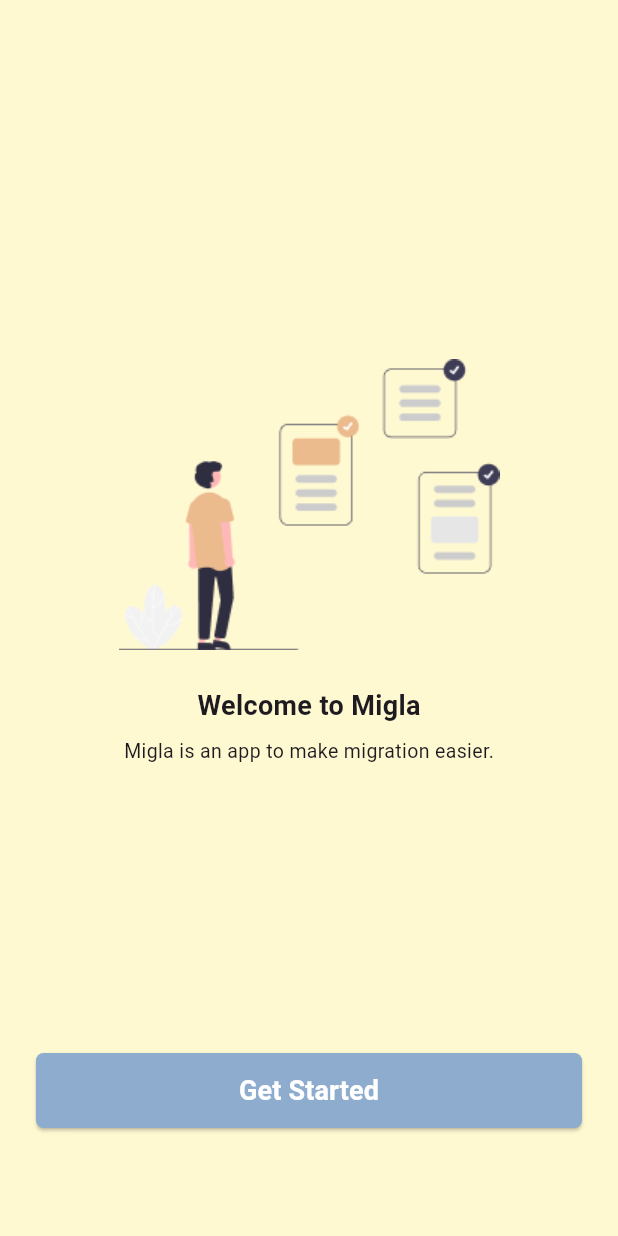
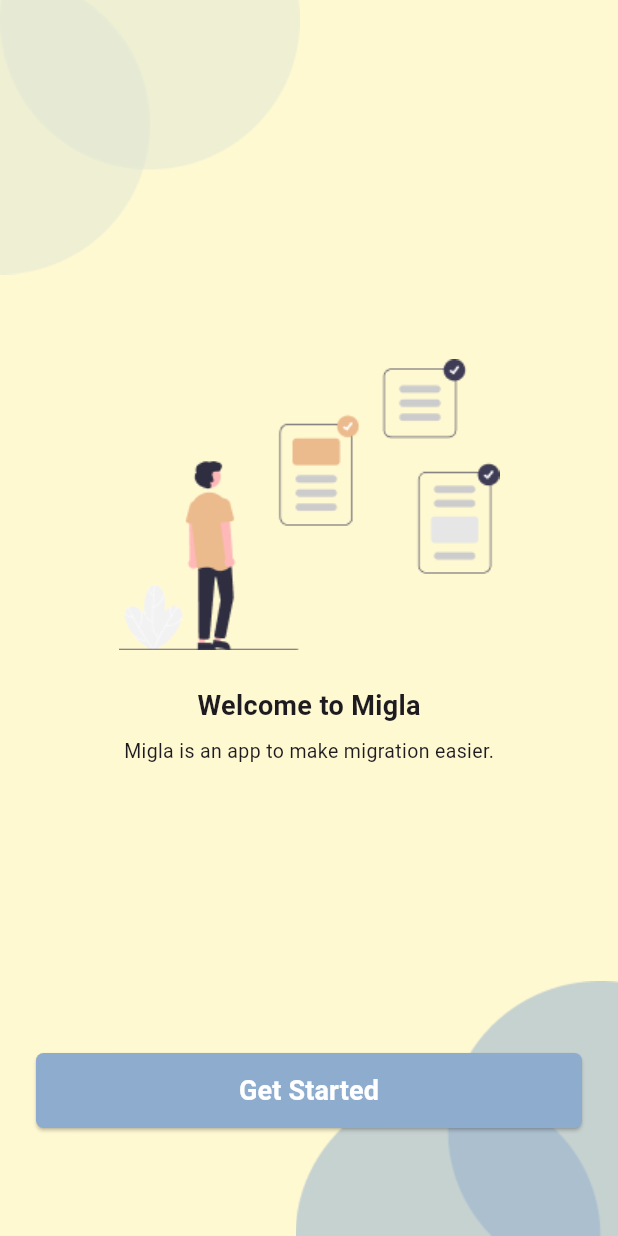
Before and after one commit to yuji-luigi/migla_flutter_mobile, a Flutter app: the screen it shows after launch, on a phone screen of 412 x 824 dp. Run offline on Flutter 3.47's test engine with Material 3 defaults, Android fonts, the phone set to English and light mode, and no system bars; our stand-ins replace nb_utils; generated files the repository leaves out were written again.

Commit message:
fix: styling + bg image for auth screens

```diff
--- /dev/null
+++ b/lib/src/constants/image_constants/bg_image_constants.dart
@@ -0,0 +1,4 @@
+const String bgCircleTopLeft =
+    "assets/images/background/bg_circle_top_left.png";
+const String bgCircleBottomRight =
+    "assets/images/background/bg_circle_bottom_right.png";
--- a/lib/src/widgets/scaffold/auth_scaffold.dart
+++ b/lib/src/widgets/scaffold/auth_scaffold.dart
@@ -1,4 +1,5 @@
 import 'package:flutter/material.dart';
+import 'package:migla_flutter/src/constants/image_constants/bg_image_constants.dart';
 import 'package:migla_flutter/src/theme/theme_constants.dart';
 
 class AuthScaffold extends StatelessWidget {
@@ -9,12 +10,28 @@ class AuthScaffold extends StatelessWidget {
   Widget build(BuildContext context) {
     return Scaffold(
       backgroundColor: bgPrimaryColor,
-      body: Padding(
-        padding: const EdgeInsets.symmetric(horizontal: 24.0, vertical: 48.0),
-        child: Column(
-          mainAxisAlignment: MainAxisAlignment.center,
-          children: children,
-        ),
+      body: Stack(
+        fit: StackFit.expand,
+        children: [
+          Positioned(
+            top: 0,
+            left: 0,
+            child: Image.asset(bgCircleTopLeft),
+          ),
+          Positioned(
+            bottom: 0,
+            right: 0,
+            child: Image.asset(bgCircleBottomRight),
+          ),
+          Padding(
+            padding:
+                const EdgeInsets.symmetric(horizontal: 24.0, vertical: 48.0),
+            child: Column(
+              mainAxisAlignment: MainAxisAlignment.center,
+              children: children,
+            ),
+          ),
+        ],
       ),
     );
   }
--- a/pubspec.yaml
+++ b/pubspec.yaml
@@ -34,3 +34,4 @@ flutter:
     # Add assets from the images directory to the application.
     - assets/images/
     - assets/images/auth/
+    - assets/images/background/
```
Also changed, not shown: assets/images/background/bg_circle_bottom_right.png (added), assets/images/background/bg_circle_top_left.png (added).
